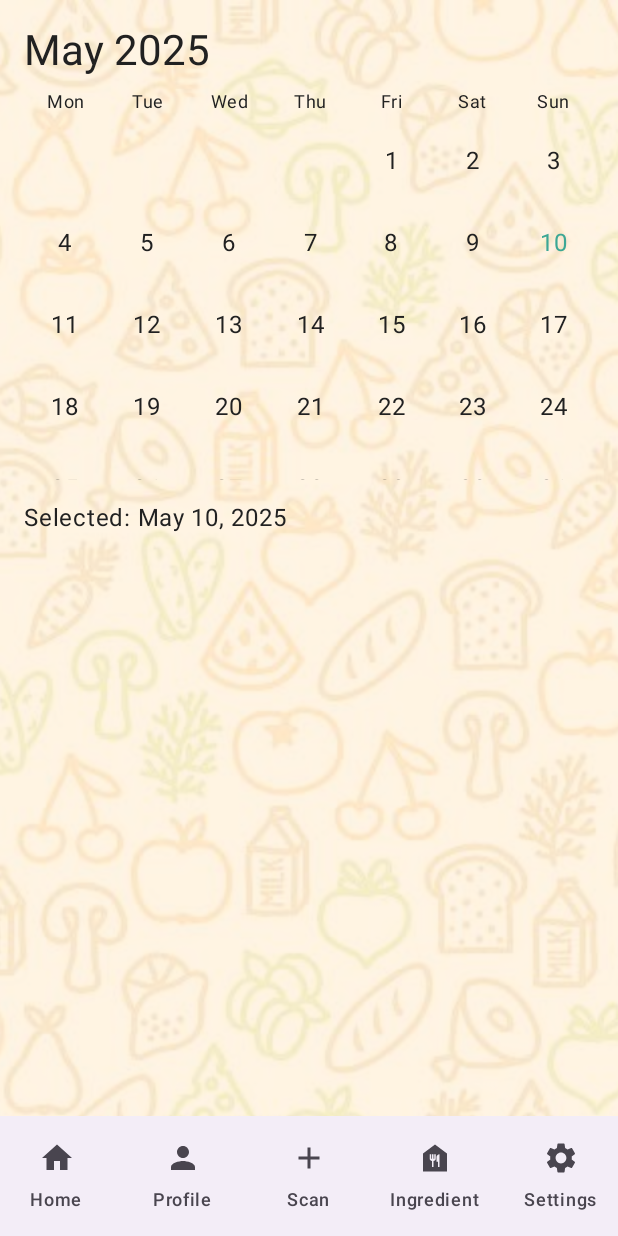
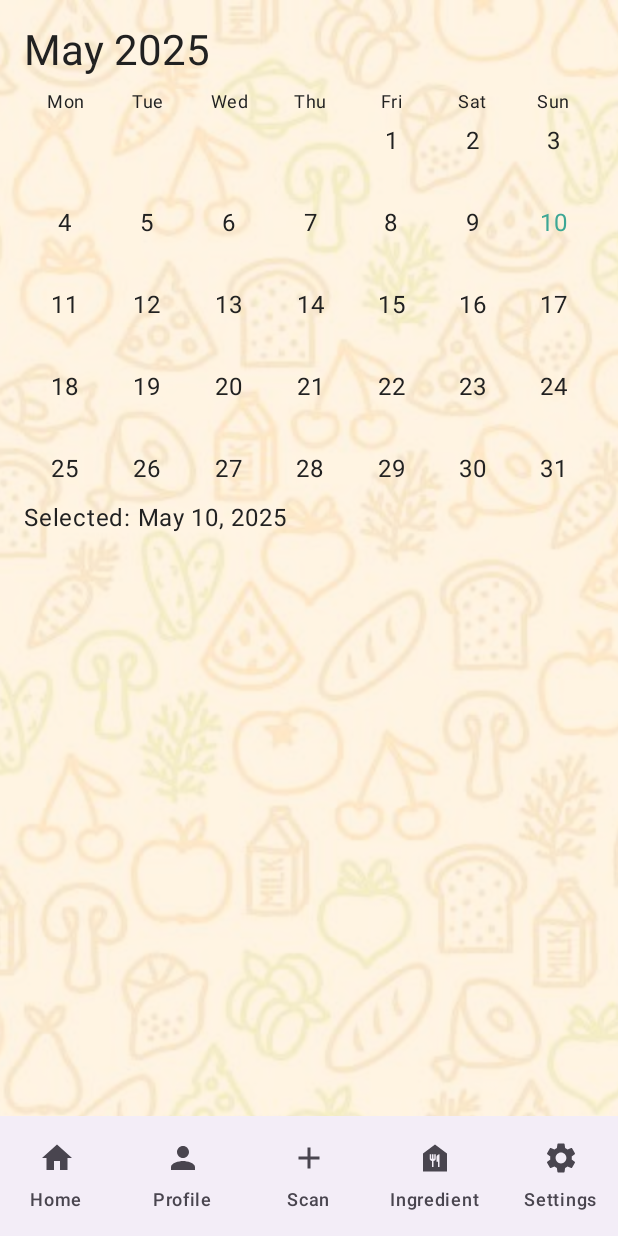
Before and after one commit to erikg04/FreshTrackAndroid, an Android app built with Jetpack Compose: the SimpleCalendarScreen screen opened through its navigation route, after a tap on "10", on a phone screen of 412 x 824 dp. Run offline under Robolectric (Android 15) with nearby library versions, the phone set to English and light mode, and no system bars; our stand-ins replace Firebase (no records; nobody signed in at launch, a user with empty details on screens opened directly); pictures from the network do not load.

Commit message:
Version 1.17 4/30/25: Calendar Updates

```diff
--- a/app/src/main/java/com/example/freshtrack/screens/SimpleCalendarScreen.kt
+++ b/app/src/main/java/com/example/freshtrack/screens/SimpleCalendarScreen.kt
@@ -1,17 +1,18 @@
 package com.example.freshtrack.screens
 
+import androidx.compose.foundation.background
 import androidx.compose.foundation.clickable
 import androidx.compose.foundation.layout.*
 import androidx.compose.foundation.lazy.grid.GridCells
 import androidx.compose.foundation.lazy.grid.LazyVerticalGrid
 import androidx.compose.foundation.lazy.grid.items
+import androidx.compose.foundation.shape.CircleShape
 import androidx.compose.material3.MaterialTheme
 import androidx.compose.material3.Text
 import androidx.compose.runtime.*
 import androidx.compose.ui.Alignment
 import androidx.compose.ui.Modifier
-import androidx.compose.ui.graphics.Color
-import androidx.compose.ui.text.style.TextAlign
+import androidx.compose.ui.draw.clip
 import androidx.compose.ui.unit.dp
 import java.time.DayOfWeek
 import java.time.LocalDate
@@ -24,7 +25,7 @@
     yearMonth: YearMonth = YearMonth.now(),
     mealsByDate: Map<LocalDate, List<String>> = emptyMap(),
     onDateSelected: (LocalDate) -> Unit = {},
-    textColor: Color = MaterialTheme.colorScheme.onBackground
+    textColor: androidx.compose.ui.graphics.Color = MaterialTheme.colorScheme.onBackground
 ) {
     var selectedDate by remember { mutableStateOf<LocalDate?>(null) }
 
@@ -46,7 +47,7 @@
                     text = dow.getDisplayName(TextStyle.SHORT, Locale.getDefault()),
                     modifier = Modifier.weight(1f),
                     style = MaterialTheme.typography.bodySmall,
-                    textAlign = TextAlign.Center,
+                    textAlign = androidx.compose.ui.text.style.TextAlign.Center,
                     color = textColor
                 )
             }
@@ -77,12 +78,27 @@
                                 onDateSelected(it)
                             }
                         },
-                    contentAlignment = Alignment.Center
+                    contentAlignment = Alignment.TopCenter
                 ) {
-                    Text(
-                        text = date?.dayOfMonth?.toString() ?: "",
-                        color = if (date == selectedDate) MaterialTheme.colorScheme.primary else MaterialTheme.colorScheme.onSurface
-                    )
+                    Column(
+                        horizontalAlignment = Alignment.CenterHorizontally,
+                        modifier = Modifier.fillMaxSize()
+                    ) {
+                        Text(
+                            text = date?.dayOfMonth?.toString() ?: "",
+                            color = if (date == selectedDate) MaterialTheme.colorScheme.primary else MaterialTheme.colorScheme.onSurface
+                        )
+                        Spacer(Modifier.weight(1f))
+                        if (date != null && mealsByDate[date]?.isNotEmpty() == true) {
+                            Box(
+                                modifier = Modifier
+                                    .size(6.dp)
+                                    .clip(CircleShape)
+                                    .background(MaterialTheme.colorScheme.primary)
+                            )
+                        }
+                        Spacer(Modifier.height(4.dp))
+                    }
                 }
             }
         }
```
Also changed, not shown: app/src/main/java/com/example/freshtrack/screens/HomeScreen.kt (+34 -5 lines), app/src/main/java/com/example/freshtrack/screens/ProfileScreen.kt (+56 -24 lines).
